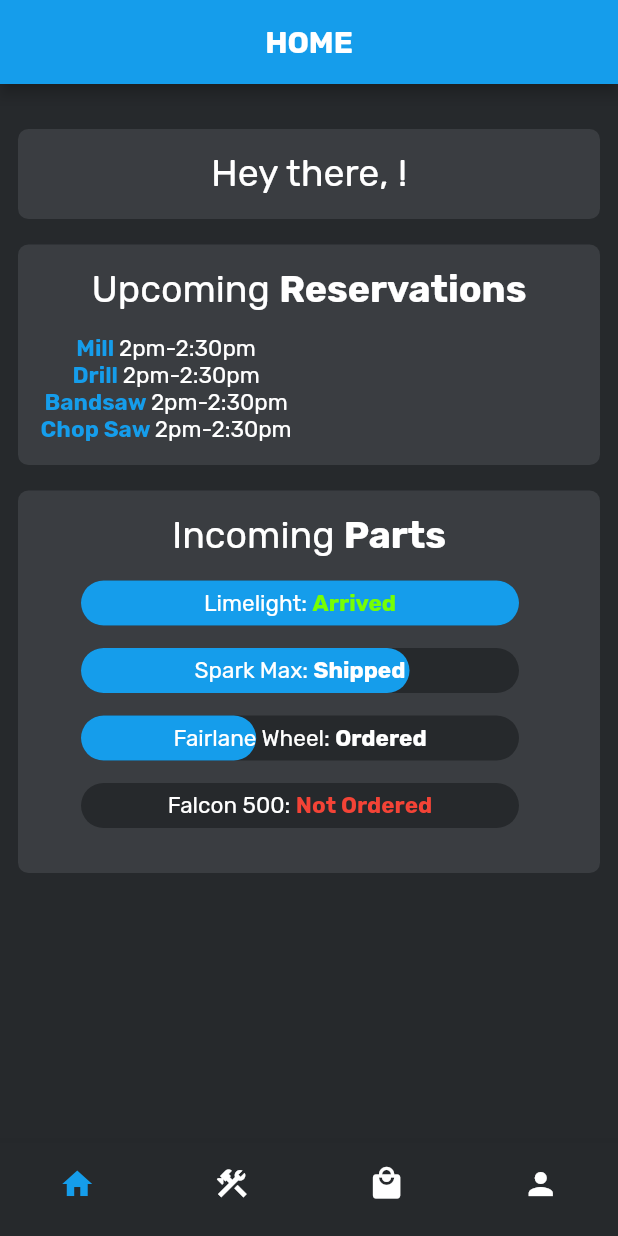
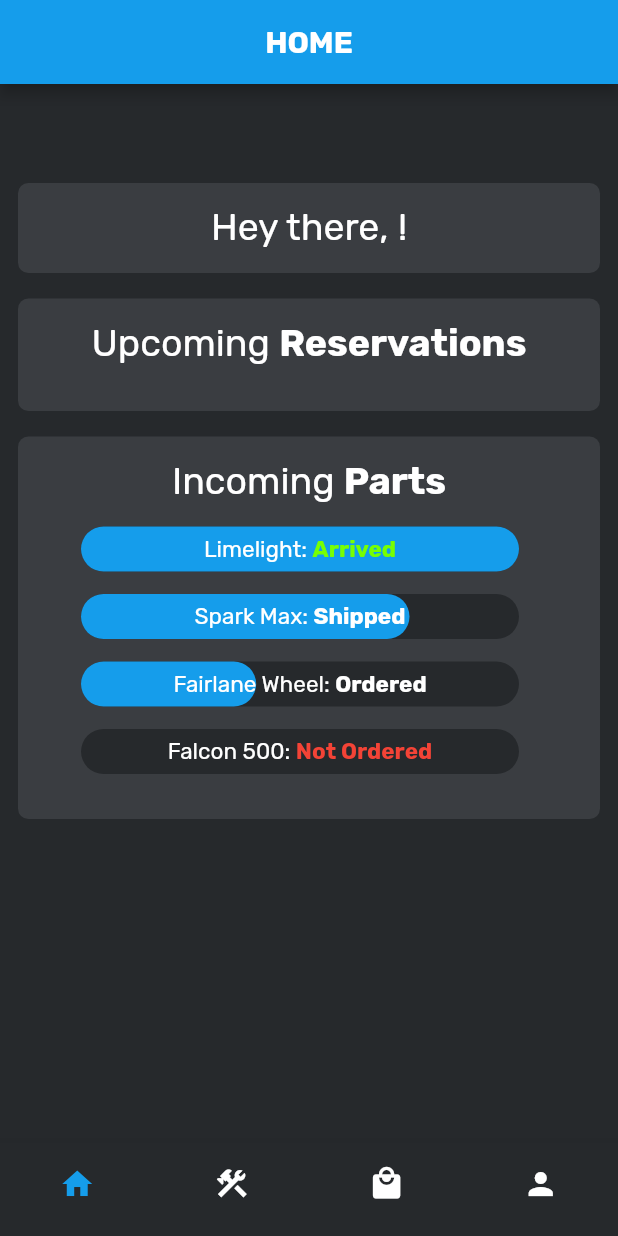
Before and after one commit to Team-Optix-3749/OptixToolkit, a Flutter app: the screen it shows once a user with an empty profile is signed in, on a phone screen of 412 x 824 dp. Run offline on Flutter 3.47's test engine with Material 2 defaults, Android fonts, the phone set to English and light mode, and no system bars; drawn by our look-alikes of percent_indicator; our stand-ins replace cloud_firestore, firebase_auth, google_fonts; accounts and stored records are empty.

Commit message:
comment out code for a sec

```diff
--- a/lib/screens/pages/HomePage.dart
+++ b/lib/screens/pages/HomePage.dart
@@ -122,179 +122,182 @@ class homePage2 extends StatelessWidget {
                             ),
                             const SizedBox(height: 15),
                             Row(
-                              crossAxisAlignment: CrossAxisAlignment.start,
-                              mainAxisAlignment: MainAxisAlignment.spaceBetween,
-                              children: [
-                                Column(
-                                  mainAxisAlignment:
-                                      MainAxisAlignment.spaceAround,
-                                  children: [
-                                    Row(
-                                      mainAxisAlignment:
-                                          MainAxisAlignment.start,
-                                      children: [
-                                        Column(
-                                          children: [
-                                            RichText(
-                                              text: TextSpan(
-                                                children: <TextSpan>[
-                                                  TextSpan(
-                                                    text: 'Mill ',
-                                                    style: GoogleFonts.rubik(
-                                                      color: Color(0xff159deb),
-                                                      fontSize: 15.0,
-                                                      fontWeight:
-                                                          FontWeight.bold,
-                                                    ),
-                                                  ),
-                                                ],
-                                              ),
-                                            ),
-                                          ],
-                                        ),
-                                        Column(
-                                          children: [
-                                            RichText(
-                                              text: TextSpan(
-                                                children: <TextSpan>[
-                                                  TextSpan(
-                                                    text: '2pm-2:30pm ',
-                                                    style: GoogleFonts.rubik(
-                                                      color: Colors.white,
-                                                      fontSize: 15.0,
-                                                    ),
-                                                  ),
-                                                ],
-                                              ),
-                                            ),
-                                          ],
-                                        ),
-                                      ],
-                                    ),
-                                    Row(
-                                      children: [
-                                        Column(
-                                          children: [
-                                            RichText(
-                                              text: TextSpan(
-                                                children: <TextSpan>[
-                                                  TextSpan(
-                                                    text: 'Drill ',
-                                                    style: GoogleFonts.rubik(
-                                                      color: Color(0xff159deb),
-                                                      fontSize: 15.0,
-                                                      fontWeight:
-                                                          FontWeight.bold,
-                                                    ),
-                                                  ),
-                                                ],
-                                              ),
-                                            ),
-                                          ],
-                                        ),
-                                        Column(
-                                          children: [
-                                            RichText(
-                                              text: TextSpan(
-                                                children: <TextSpan>[
-                                                  TextSpan(
-                                                    text: '2pm-2:30pm ',
-                                                    style: GoogleFonts.rubik(
-                                                      color: Colors.white,
-                                                      fontSize: 15.0,
-                                                    ),
-                                                  ),
-                                                ],
-                                              ),
-                                            ),
-                                          ],
-                                        ),
-                                      ],
-                                    ),
-                                    Row(
-                                      children: [
-                                        Column(
-                                          children: [
-                                            RichText(
-                                              text: TextSpan(
-                                                children: <TextSpan>[
-                                                  TextSpan(
-                                                    text: 'Bandsaw ',
-                                                    style: GoogleFonts.rubik(
-                                                      color: Color(0xff159deb),
-                                                      fontSize: 15.0,
-                                                      fontWeight:
-                                                          FontWeight.bold,
-                                                    ),
-                                                  ),
-                                                ],
-                                              ),
-                                            ),
-                                          ],
-                                        ),
-                                        Column(
-                                          children: [
-                                            RichText(
-                                              text: TextSpan(
-                                                children: <TextSpan>[
-                                                  TextSpan(
-                                                    text: '2pm-2:30pm ',
-                                                    style: GoogleFonts.rubik(
-                                                      color: Colors.white,
-                                                      fontSize: 15.0,
-                                                    ),
-                                                  ),
-                                                ],
-                                              ),
-                                            ),
-                                          ],
-                                        ),
-                                      ],
-                                    ),
-                                    Row(
-                                      children: [
-                                        Column(
-                                          children: [
-                                            RichText(
-                                              text: TextSpan(
-                                                children: <TextSpan>[
-                                                  TextSpan(
-                                                    text: 'Chop Saw ',
-                                                    style: GoogleFonts.rubik(
-                                                      color: Color(0xff159deb),
-                                                      fontSize: 15.0,
-                                                      fontWeight:
-                                                          FontWeight.bold,
-                                                    ),
-                                                  ),
-                                                ],
-                                              ),
-                                            ),
-                                          ],
-                                        ),
-                                        Column(
-                                          children: [
-                                            RichText(
-                                              text: TextSpan(
-                                                children: <TextSpan>[
-                                                  TextSpan(
-                                                    text: '2pm-2:30pm ',
-                                                    style: GoogleFonts.rubik(
-                                                      color: Colors.white,
-                                                      fontSize: 15.0,
-                                                    ),
-                                                  ),
-                                                ],
-                                              ),
-                                            ),
-                                          ],
-                                        ),
-                                      ],
-                                    ),
-                                  ],
-                                ),
-                              ],
+                              children: [],
                             ),
+                            // Row(
+                            //   crossAxisAlignment: CrossAxisAlignment.center,
+                            //   mainAxisAlignment: MainAxisAlignment.spaceBetween,
+                            //   children: [
+                            //     Column(
+                            //       mainAxisAlignment:
+                            //           MainAxisAlignment.spaceAround,
+                            //       children: [
+                            //         Row(
+                            //           mainAxisAlignment:
+                            //               MainAxisAlignment.start,
+                            //           children: [
+                            //             Column(
+                            //               children: [
+                            //                 RichText(
+                            //                   text: TextSpan(
+                            //                     children: <TextSpan>[
+                            //                       TextSpan(
+                            //                         text: 'Mill ',
+                            //                         style: GoogleFonts.rubik(
+                            //                           color: Color(0xff159deb),
+                            //                           fontSize: 15.0,
+                            //                           fontWeight:
+                            //                               FontWeight.bold,
+                            //                         ),
+                            //                       ),
+                            //                     ],
+                            //                   ),
+                            //                 ),
+                            //               ],
+                            //             ),
+                            //             Column(
+                            //               children: [
+                            //                 RichText(
+                            //                   text: TextSpan(
+                            //                     children: <TextSpan>[
+                            //                       TextSpan(
+                            //                         text: '2pm-2:30pm ',
+                            //                         style: GoogleFonts.rubik(
+                            //                           color: Colors.white,
+                            //                           fontSize: 15.0,
+                            //                         ),
+                            //                       ),
+                            //                     ],
+                            //                   ),
+                            //                 ),
+                            //               ],
+                            //             ),
+                            //           ],
+                            //         ),
+                            //         Row(
+                            //           children: [
+                            //             Column(
+                            //               children: [
+                            //                 RichText(
+                            //                   text: TextSpan(
+                            //                     children: <TextSpan>[
+                            //                       TextSpan(
+                            //                         text: 'Drill ',
+                            //                         style: GoogleFonts.rubik(
+                            //                           color: Color(0xff159deb),
+                            //                           fontSize: 15.0,
+                            //                           fontWeight:
+                            //                               FontWeight.bold,
+                            //                         ),
+                            //                       ),
+                            //                     ],
+                            //                   ),
+                            //                 ),
+                            //               ],
+                            //             ),
+                            //             Column(
+                            //               children: [
+                            //                 RichText(
+                            //                   text: TextSpan(
+                            //                     children: <TextSpan>[
+                            //                       TextSpan(
+                            //                         text: '2pm-2:30pm ',
+                            //                         style: GoogleFonts.rubik(
+                            //                           color: Colors.white,
+                            //                           fontSize: 15.0,
+                            //                         ),
+                            //                       ),
+                            //                     ],
+                            //                   ),
+                            //                 ),
+                            //               ],
+                            //             ),
+                            //           ],
+                            //         ),
+                            //         Row(
+                            //           children: [
+                            //             Column(
+                            //               children: [
+                            //                 RichText(
+                            //                   text: TextSpan(
+                            //                     children: <TextSpan>[
+                            //                       TextSpan(
+                            //                         text: 'Bandsaw ',
+                            //                         style: GoogleFonts.rubik(
+                            //                           color: Color(0xff159deb),
+                            //                           fontSize: 15.0,
+                            //                           fontWeight:
+                            //                               FontWeight.bold,
+                            //                         ),
+                            //                       ),
+                            //                     ],
+                            //                   ),
+                            //                 ),
+                            //               ],
+                            //             ),
+                            //             Column(
+                            //               children: [
+                            //                 RichText(
+                            //                   text: TextSpan(
+                            //                     children: <TextSpan>[
+                            //                       TextSpan(
+                            //                         text: '2pm-2:30pm ',
+                            //                         style: GoogleFonts.rubik(
+                            //                           color: Colors.white,
+                            //                           fontSize: 15.0,
+                            //                         ),
+                            //                       ),
+                            //                     ],
+                            //                   ),
+                            //                 ),
+                            //               ],
+                            //             ),
+                            //           ],
+                            //         ),
+                            //         Row(
+                            //           children: [
+                            //             Column(
+                            //               children: [
+                            //                 RichText(
+                            //                   text: TextSpan(
+                            //                     children: <TextSpan>[
+                            //                       TextSpan(
+                            //                         text: 'Chop Saw ',
+                            //                         style: GoogleFonts.rubik(
+                            //                           color: Color(0xff159deb),
+                            //                           fontSize: 15.0,
+                            //                           fontWeight:
+                            //                               FontWeight.bold,
+                            //                         ),
+                            //                       ),
+                            //                     ],
+                            //                   ),
+                            //                 ),
+                            //               ],
+                            //             ),
+                            //             Column(
+                            //               children: [
+                            //                 RichText(
+                            //                   text: TextSpan(
+                            //                     children: <TextSpan>[
+                            //                       TextSpan(
+                            //                         text: '2pm-2:30pm ',
+                            //                         style: GoogleFonts.rubik(
+                            //                           color: Colors.white,
+                            //                           fontSize: 15.0,
+                            //                         ),
+                            //                       ),
+                            //                     ],
+                            //                   ),
+                            //                 ),
+                            //               ],
+                            //             ),
+                            //           ],
+                            //         ),
+                            //       ],
+                            //     ),
+                            //   ],
+                            // ),
                           ],
                         ),
                       ),
```
